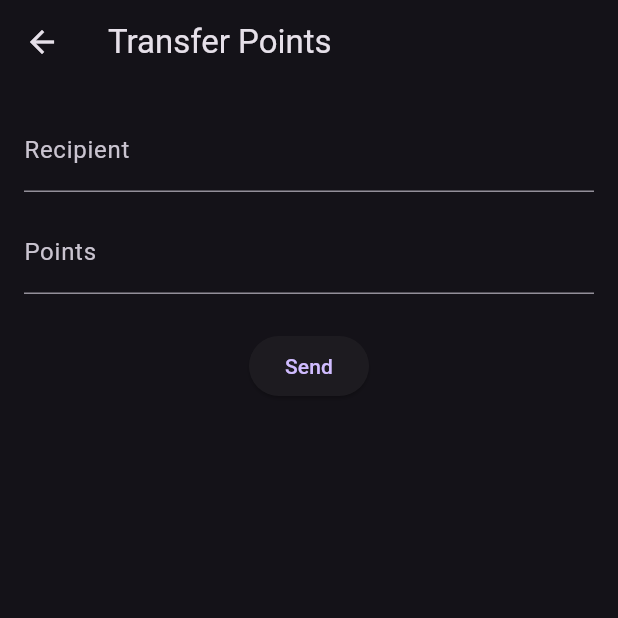
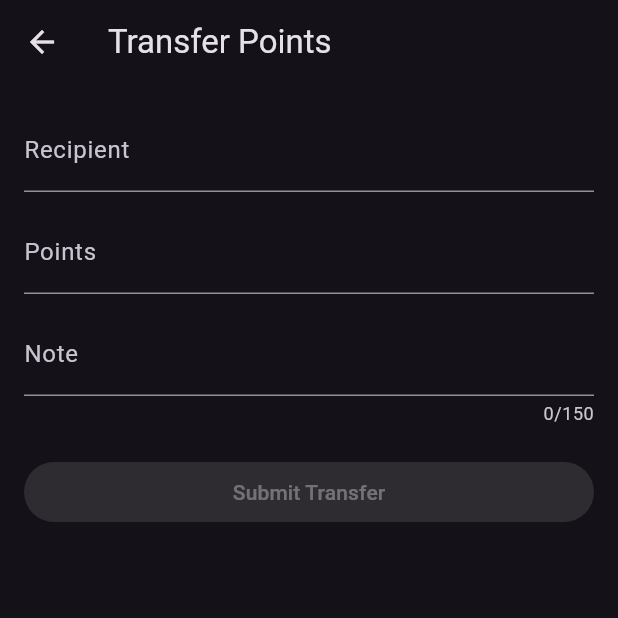
Before and after one commit to HazemElgohary/loynova_assessment, a Flutter app: the TransferPointsScreen screen opened by its route, on a phone screen of 412 x 824 dp, the top half of it. Run offline on Flutter 3.47's test engine with Material 3 defaults, Android fonts, the light colour scheme and no system bars; our stand-ins replace dio, easy_localization, equatable, flutter_bloc, get_it, go_router and 1 more; network calls fail.

Commit message:
transfers

```diff
--- /dev/null
+++ b/lib/features/transfer_points/data/models/note_model.dart
@@ -0,0 +1,17 @@
+import 'package:equatable/equatable.dart';
+
+class NoteModel extends Equatable {
+  final String value;
+  final String? error;
+
+  const NoteModel({this.value = '', this.error});
+
+  bool get isValid => error == null;
+
+  NoteModel copyWith({String? value, String? error}) {
+    return NoteModel(value: value ?? this.value, error: error);
+  }
+
+  @override
+  List<Object?> get props => [value, error];
+}
--- /dev/null
+++ b/lib/features/transfer_points/data/models/points_model.dart
@@ -0,0 +1,17 @@
+import 'package:equatable/equatable.dart';
+
+class PointsModel extends Equatable {
+  final String value;
+  final String? error;
+
+  const PointsModel({this.value = '', this.error});
+
+  bool get isValid => error == null && value.isNotEmpty;
+
+  PointsModel copyWith({String? value, String? error}) {
+    return PointsModel(value: value ?? this.value, error: error);
+  }
+
+  @override
+  List<Object?> get props => [value, error];
+}
--- /dev/null
+++ b/lib/features/transfer_points/data/models/recipient_model.dart
@@ -0,0 +1,17 @@
+import 'package:equatable/equatable.dart';
+
+class RecipientModel extends Equatable {
+  final String value;
+  final String? error;
+
+  const RecipientModel({this.value = '', this.error});
+
+  bool get isValid => error == null && value.isNotEmpty;
+
+  RecipientModel copyWith({String? value, String? error}) {
+    return RecipientModel(value: value ?? this.value, error: error);
+  }
+
+  @override
+  List<Object?> get props => [value, error];
+}
--- a/lib/features/transfer_points/presentation/manager/transfer_bloc.dart
+++ b/lib/features/transfer_points/presentation/manager/transfer_bloc.dart
@@ -1,27 +1,115 @@
 import 'package:flutter_bloc/flutter_bloc.dart';
+import 'package:loynova_assessment/core/utils/validators.dart';
+import 'package:loynova_assessment/features/transfer_points/data/models/note_model.dart';
+import 'package:loynova_assessment/features/transfer_points/data/models/points_model.dart';
+import 'package:loynova_assessment/features/transfer_points/data/models/recipient_model.dart';
 import 'package:loynova_assessment/features/transfer_points/presentation/manager/transfer_events.dart';
 import 'package:loynova_assessment/features/transfer_points/presentation/manager/transfer_state.dart';
+import 'package:loynova_assessment/features/wallet/data/dtos/transfer_request_dto.dart';
 
 import '../../domain/repositories/transfer_repository.dart';
 
+import 'package:flutter_bloc/flutter_bloc.dart';
+
 class TransferBloc extends Bloc<TransferEvent, TransferState> {
   final TransferRepository repository;
+  final int availableBalance;
 
-  TransferBloc(this.repository) : super(TransferInitial()) {
+  TransferBloc({required this.repository, required this.availableBalance})
+    : super(const TransferState()) {
+    on<RecipientChanged>(_onRecipientChanged);
+    on<PointsChanged>(_onPointsChanged);
+    on<NoteChanged>(_onNoteChanged);
     on<SubmitTransfer>(_onSubmitTransfer);
+  }
+
+  void _onRecipientChanged(
+    RecipientChanged event,
+    Emitter<TransferState> emit,
+  ) {
+    final error = (event.value.isEmpty)
+        ? 'Recipient required'
+        : (!Validators.isValidEgyptianPhone(event.value) &&
+              !Validators.isValidEmail(event.value))
+        ? 'Invalid phone/email'
+        : null;
+
+    final recipient = state.recipient.copyWith(
+      value: event.value,
+      error: error,
+    );
+    emit(
+      state.copyWith(
+        recipient: recipient,
+        isFormValid: _validateForm(recipient, state.points, state.note),
+      ),
+    );
+  }
+
+  void _onPointsChanged(PointsChanged event, Emitter<TransferState> emit) {
+    final pointsValue = int.tryParse(event.value);
+    String? error;
+
+    if (event.value.isEmpty) {
+      error = 'Points required';
+    } else if (pointsValue == null) {
+      error = 'Whole numbers only';
+    } else if (pointsValue < 100) {
+      error = 'Min 100 points';
+    } else if (pointsValue > availableBalance) {
+      error = 'Exceeds balance';
+    }
+
+    final points = state.points.copyWith(value: event.value, error: error);
+
+    emit(
+      state.copyWith(
+        points: points,
+        isFormValid: _validateForm(state.recipient, points, state.note),
+      ),
+    );
+  }
+
+  void _onNoteChanged(NoteChanged event, Emitter<TransferState> emit) {
+    final error = (event.value.length > 150) ? 'Max 150 chars' : null;
+    final note = state.note.copyWith(value: event.value, error: error);
+
+    emit(
+      state.copyWith(
+        note: note,
+        isFormValid: _validateForm(state.recipient, state.points, note),
+      ),
+    );
+  }
+
+  bool _validateForm(
+    RecipientModel recipient,
+    PointsModel points,
+    NoteModel note,
+  ) {
+    return recipient.isValid && points.isValid && note.isValid;
   }
 
   Future<void> _onSubmitTransfer(
     SubmitTransfer event,
     Emitter<TransferState> emit,
   ) async {
-    emit(TransferLoading());
+    if (!state.isFormValid) return;
+
+    emit(state.copyWith(isSubmitting: true));
 
     try {
-      final result = await repository.transferPoints(event.request);
-      emit(TransferSuccess(result));
+      final request = TransferRequestDto(
+        recipient: state.recipient.value,
+        points: int.parse(state.points.value),
+        note: state.note.value.isEmpty ? null : state.note.value,
+      );
+
+      final result = await repository.transferPoints(request);
+
+      emit(state.copyWith(isSubmitting: false, result: result));
     } catch (e) {
-      emit(TransferError(e.toString()));
+      emit(state.copyWith(isSubmitting: false, error: e.toString()));
     }
   }
 }
--- a/lib/features/transfer_points/presentation/manager/transfer_events.dart
+++ b/lib/features/transfer_points/presentation/manager/transfer_events.dart
@@ -1,5 +1,9 @@
 import 'package:equatable/equatable.dart';
 import 'package:loynova_assessment/features/wallet/data/dtos/transfer_request_dto.dart';
+
+import 'package:equatable/equatable.dart';
+
+import 'package:equatable/equatable.dart';
 
 abstract class TransferEvent extends Equatable {
   const TransferEvent();
@@ -8,13 +12,33 @@ abstract class TransferEvent extends Equatable {
   List<Object?> get props => [];
 }
 
-class SubmitTransfer extends TransferEvent {
-  final TransferRequestDto request;
+class RecipientChanged extends TransferEvent {
+  final String value;
 
-  const SubmitTransfer(this.request);
+  const RecipientChanged(this.value);
 
   @override
-  List<Object?> get props => [request];
+  List<Object?> get props => [value];
 }
 
-class ResetTransfer extends TransferEvent {}
+class PointsChanged extends TransferEvent {
+  final String value;
+
+  const PointsChanged(this.value);
+
+  @override
+  List<Object?> get props => [value];
+}
+
+class NoteChanged extends TransferEvent {
+  final String value;
+
+  const NoteChanged(this.value);
+
+  @override
+  List<Object?> get props => [value];
+}
+
+class SubmitTransfer extends TransferEvent {
+  const SubmitTransfer();
+}
--- a/lib/features/transfer_points/presentation/manager/transfer_state.dart
+++ b/lib/features/transfer_points/presentation/manager/transfer_state.dart
@@ -1,35 +1,58 @@
 import 'package:equatable/equatable.dart';
+import 'package:loynova_assessment/features/transfer_points/data/models/note_model.dart';
+import 'package:loynova_assessment/features/transfer_points/data/models/points_model.dart';
+import 'package:loynova_assessment/features/transfer_points/data/models/recipient_model.dart';
 import 'package:loynova_assessment/features/wallet/domain/entities/transfer_result_entity.dart';
 
-abstract class TransferState extends Equatable {
-  const TransferState();
+import 'package:equatable/equatable.dart';
+
+class TransferState extends Equatable {
+  final RecipientModel recipient;
+  final PointsModel points;
+  final NoteModel note;
+  final bool isSubmitting;
+  final bool isFormValid;
+  final TransferResultEntity? result;
+  final String? error;
+
+  const TransferState({
+    this.recipient = const RecipientModel(),
+    this.points = const PointsModel(),
+    this.note = const NoteModel(),
+    this.isSubmitting = false,
+    this.isFormValid = false,
+    this.result,
+    this.error,
+  });
+
+  TransferState copyWith({
+    RecipientModel? recipient,
+    PointsModel? points,
+    NoteModel? note,
+    bool? isSubmitting,
+    bool? isFormValid,
+    TransferResultEntity? result,
+    String? error,
+  }) {
+    return TransferState(
+      recipient: recipient ?? this.recipient,
+      points: points ?? this.points,
+      note: note ?? this.note,
+      isSubmitting: isSubmitting ?? this.isSubmitting,
+      isFormValid: isFormValid ?? this.isFormValid,
+      result: result ?? this.result,
+      error: error,
+    );
+  }
 
   @override
-  List<Object?> get props => [];
+  List<Object?> get props => [
+    recipient,
+    points,
+    note,
+    isSubmitting,
+    isFormValid,
+    result,
+    error,
+  ];
 }
-
-/// Initial
-class TransferInitial extends TransferState {}
-
-/// Loading
-class TransferLoading extends TransferState {}
-
-/// Success
-class TransferSuccess extends TransferState {
-  final TransferResultEntity result;
-
-  const TransferSuccess(this.result);
-
-  @override
-  List<Object?> get props => [result];
-}
-
-/// Error
-class TransferError extends TransferState {
-  final String message;
-
-  const TransferError(this.message);
-
-  @override
-  List<Object?> get props => [message];
-}
--- a/lib/features/transfer_points/presentation/pages/transfer_points_screen.dart
+++ b/lib/features/transfer_points/presentation/pages/transfer_points_screen.dart
@@ -1,4 +1,5 @@
 import 'package:flutter/material.dart';
+import 'package:flutter/services.dart';
 import 'package:flutter_bloc/flutter_bloc.dart';
 import 'package:go_router/go_router.dart';
 import 'package:loynova_assessment/core/di/injection.dart';
@@ -9,91 +10,86 @@ import '../manager/transfer_bloc.dart';
 import '../manager/transfer_events.dart';
 import '../manager/transfer_state.dart';
 
-class TransferPointsScreen extends StatefulWidget {
+class TransferPointsScreen extends StatelessWidget {
   final int availableBalance;
-
   const TransferPointsScreen({super.key, required this.availableBalance});
-
-  @override
-  State<TransferPointsScreen> createState() => _TransferPointsScreenState();
-}
-
-class _TransferPointsScreenState extends State<TransferPointsScreen> {
-  final _formKey = GlobalKey<FormState>();
-  final _recipientController = TextEditingController();
-  final _pointsController = TextEditingController();
 
   @override
   Widget build(BuildContext context) {
     return BlocProvider(
-      create: (context) => TransferBloc(getIt<TransferRepository>()),
+      create: (context) => TransferBloc(
+        repository: getIt<TransferRepository>(),
+        availableBalance: availableBalance,
+      ),
       child: Scaffold(
         appBar: AppBar(title: const Text('Transfer Points')),
         body: BlocConsumer<TransferBloc, TransferState>(
           listener: (context, state) {
-            if (state is TransferSuccess) {
+            if (state.result != null) {
               ScaffoldMessenger.of(context).showSnackBar(
                 const SnackBar(content: Text('Transfer Successful')),
               );
               context.pop(state.result);
-            } else if (state is TransferError) {
+            }
+            if (state.error != null) {
               ScaffoldMessenger.of(
                 context,
-              ).showSnackBar(SnackBar(content: Text(state.message)));
+              ).showSnackBar(SnackBar(content: Text(state.error ?? '')));
             }
           },
           builder: (context, state) {
             return Padding(
               padding: const EdgeInsets.all(16),
-              child: Form(
-                key: _formKey,
               child: Column(
                 children: [
-                    TextFormField(
-                      controller: _recipientController,
-                      decoration: const InputDecoration(labelText: 'Recipient'),
-                      validator: (value) =>
-                          value!.isEmpty ? 'Enter recipient' : null,
+                  TextField(
+                    onChanged: (v) =>
+                        context.read<TransferBloc>().add(RecipientChanged(v)),
+                    decoration: InputDecoration(
+                      labelText: 'Recipient',
+                      errorText: state.recipient.error,
+                    ),
                   ),
                   const SizedBox(height: 12),
-                    TextFormField(
-                      controller: _pointsController,
+                  TextField(
+                    onChanged: (v) =>
+                        context.read<TransferBloc>().add(PointsChanged(v)),
                     keyboardType: TextInputType.number,
-                      decoration: const InputDecoration(labelText: 'Points'),
-                      validator: (value) {
-                        if (value == null || value.isEmpty) {
-                          return 'Enter points';
-                        }
-                        final points = int.tryParse(value) ?? 0;
-                        if (points <= 0) return 'Invalid amount';
-                        if (points > widget.availableBalance) {
-                          return 'Insufficient balance';
-                        }
-                        return null;
-                      },
-                    ),
-                    const SizedBox(height: 24),
-                    ElevatedButton(
-                      onPressed: state is TransferLoading
-                          ? null
-                          : () {
-                              if (_formKey.currentState!.validate()) {
-                                context.read<TransferBloc>().add(
-                                  SubmitTransfer(
-                                    TransferRequestDto(
-                                      recipient: _recipientController.text,
-                                      points: int.parse(_pointsController.text),
+                    inputFormatters: [
+                      FilteringTextInputFormatter.allow(RegExp('[0-9]')),
+                    ],
+                    decoration: InputDecoration(
+                      labelText: 'Points',
+                      errorText: state.points.error,
                     ),
                   ),
-                                );
-                              }
-                            },
-                      child: state is TransferLoading
-                          ? const CircularProgressIndicator()
-                          : const Text('Send'),
+                  const SizedBox(height: 12),
+                  TextField(
+                    onChanged: (v) =>
+                        context.read<TransferBloc>().add(NoteChanged(v)),
+                    keyboardType: TextInputType.multiline,
+                    maxLines: null,
+                    maxLength: 150,
+                    decoration: InputDecoration(
+                      labelText: 'Note',
+                      errorText: state.note.error,
+                    ),
+                  ),
+                  const SizedBox(height: 20),
+                  SizedBox(
+                    width: double.infinity,
+                    child: ElevatedButton(
+                      onPressed: state.isFormValid && !state.isSubmitting
+                          ? () => context.read<TransferBloc>().add(
+                              const SubmitTransfer(),
+                            )
+                          : null,
+                      child: state.isSubmitting
+                          ? const CircularProgressIndicator(color: Colors.white)
+                          : const Text('Submit Transfer'),
+                    ),
                   ),
                 ],
-                ),
               ),
             );
           },
```
Also changed, not shown: lib/core/utils/validators.dart (+10 -0 lines). Lines whose indentation alone changed are shown as unchanged.
